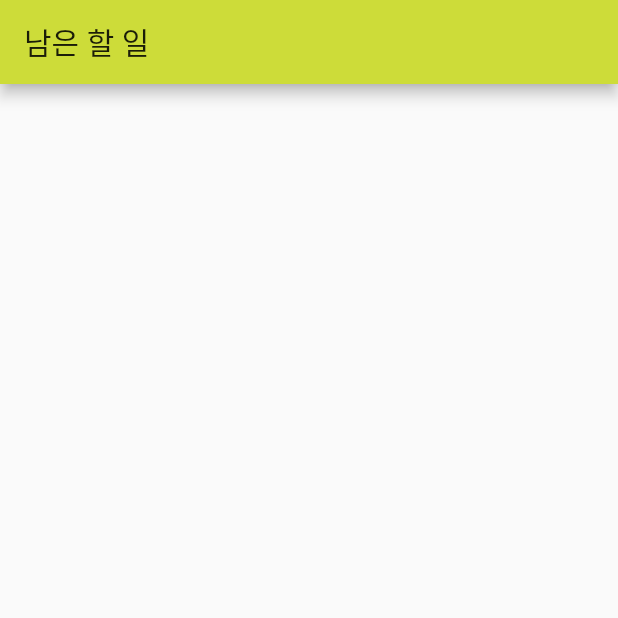
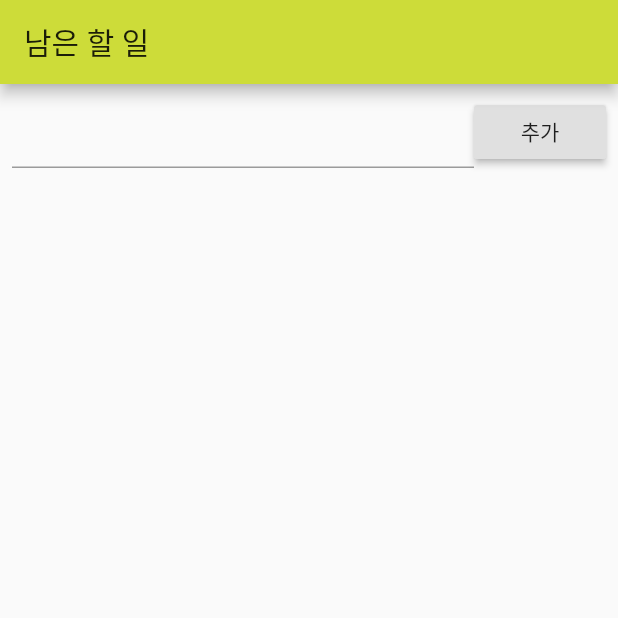
Before and after one commit to chohyeryung/flutter-app-todolist, a Flutter app: the screen it shows after launch, on a phone screen of 412 x 824 dp, the top half of it. Run offline on Flutter 3.47's test engine with Material 2 defaults, Android fonts, the phone set to English and light mode, and no system bars.

Commit message:
#2 변수 준비

```diff
--- a/lib/main.dart
+++ b/lib/main.dart
@@ -1,4 +1,5 @@
 import 'package:flutter/material.dart';
+import 'model/Todo.dart';
 
 void main() {
   runApp(MyApp());
@@ -25,13 +26,46 @@ class TodoListPage extends StatefulWidget {
 }
 
 class _TodoListPageState extends State<TodoListPage> {
+  final _items=<Todo>[];
+
+  var _todoController=TextEditingController();
+
+  @override
+  void dispose(){
+    _todoController.dispose();
+    super.dispose();
+  }
   @override
   Widget build(BuildContext context) {
     return Scaffold(
       appBar: AppBar(
         title:Text('남은 할 일')
       ),
-      body: Container()
+      body: Padding(
+        padding:const EdgeInsets.all(8.0),
+        child:Column(
+          children:<Widget>[
+            Row(
+              children:<Widget>[
+                Expanded(
+                  child:TextField(
+                    controller: _todoController,
+                  ),
+                ),
+                RaisedButton(
+                  child:Text('추가'),
+                  onPressed:(){},
+                )
+              ],
+            ),
+            Expanded(
+              child:ListView(
+                children: <Widget>[],
+              ),
+            ),
+          ],
+        ),
+      ),
     );
   }
 }
```
